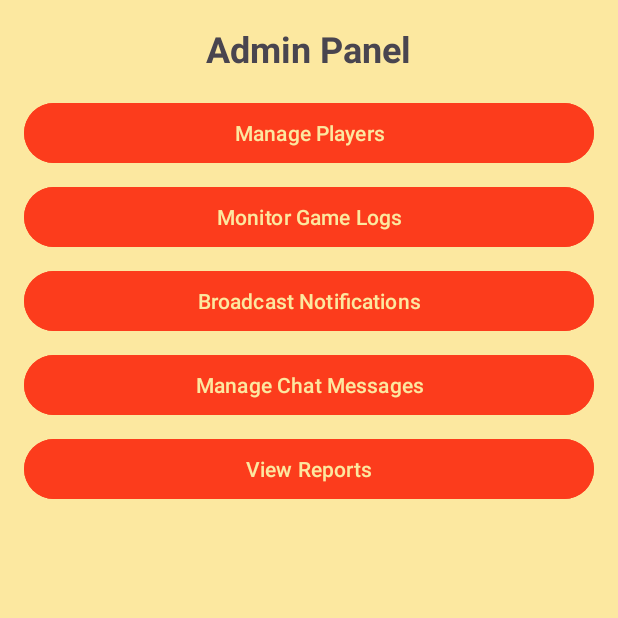
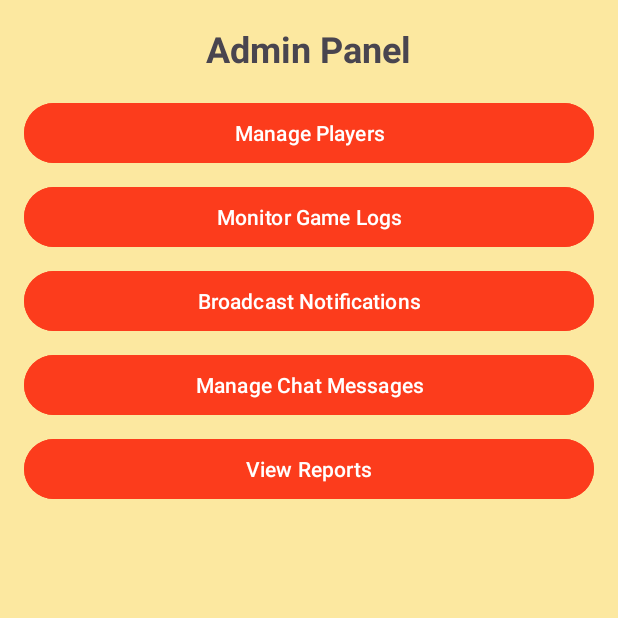
Before and after one commit to OzzieMunoz/Project2, an Android app: the AdminPanelActivity screen opened directly, with no data from a screen before it, on a phone screen of 412 x 824 dp, the top half of it. Run offline under Robolectric (Android 15) with nearby library versions, the phone set to English and light mode, and no system bars.

Commit message:
Increased readability

```diff
--- a/app/src/main/res/layout/activity_admin_panel.xml
+++ b/app/src/main/res/layout/activity_admin_panel.xml
@@ -21,7 +21,7 @@
         android:layout_height="wrap_content"
         android:text="Manage Players"
         android:backgroundTint="#fc3c1c"
-        android:textColor="#fce8a0"
+
         android:layout_marginBottom="8dp" />
 
 
@@ -31,7 +31,7 @@
         android:layout_height="wrap_content"
         android:text="Monitor Game Logs"
         android:backgroundTint="#fc3c1c"
-        android:textColor="#fce8a0"
+        android:textColor="#FFFFFF"
         android:layout_marginBottom="8dp" />
 
     <Button
@@ -40,7 +40,7 @@
         android:layout_height="wrap_content"
         android:text="Broadcast Notifications"
         android:backgroundTint="#fc3c1c"
-        android:textColor="#fce8a0"
+        android:textColor="#FFFFFF"
         android:layout_marginBottom="8dp" />
 
     <Button
@@ -49,7 +49,7 @@
         android:layout_height="wrap_content"
         android:text="Manage Chat Messages"
         android:backgroundTint="#fc3c1c"
-        android:textColor="#fce8a0"
+        android:textColor="#FFFFFF"
         android:layout_marginBottom="8dp" />
 
     <Button
@@ -58,6 +58,6 @@
         android:layout_height="wrap_content"
         android:text="View Reports"
         android:backgroundTint="#fc3c1c"
-        android:textColor="#fce8a0"
+        android:textColor="#FFFFFF"
         android:layout_marginBottom="8dp" />
 </LinearLayout>
--- a/app/src/main/res/layout/activity_landing_page.xml
+++ b/app/src/main/res/layout/activity_landing_page.xml
@@ -25,7 +25,7 @@
         android:layout_height="wrap_content"
         android:text="Logout"
         android:backgroundTint="#fc3c1c"
-        android:textColor="#fce8a0"
+        android:textColor="#FFFFFF"
         app:layout_constraintTop_toBottomOf="@id/welcomeText"
         app:layout_constraintStart_toStartOf="parent"
         app:layout_constraintEnd_toEndOf="parent"
@@ -38,7 +38,7 @@
         android:text="Admin Panel"
         android:visibility="gone"
         android:backgroundTint="#fc3c1c"
-        android:textColor="#fce8a0"
+        android:textColor="#FFFFFF"
         app:layout_constraintTop_toBottomOf="@id/logoutButton"
         app:layout_constraintStart_toStartOf="parent"
         app:layout_constraintEnd_toEndOf="parent"
--- a/app/src/main/res/layout/activity_login.xml
+++ b/app/src/main/res/layout/activity_login.xml
@@ -35,7 +35,7 @@
         android:layout_height="wrap_content"
         android:text="Login"
         android:backgroundTint="#fc3c1c"
-        android:textColor="#fce8a0"
+        android:textColor="#FFFFFF"
         app:layout_constraintTop_toBottomOf="@id/passwordInput"
         app:layout_constraintStart_toStartOf="parent"
         app:layout_constraintEnd_toEndOf="parent"
--- a/app/src/main/res/layout/activity_main.xml
+++ b/app/src/main/res/layout/activity_main.xml
@@ -25,7 +25,7 @@
         android:layout_height="wrap_content"
         android:text="Login"
         android:backgroundTint="#fc3c1c"
-        android:textColor="#fce8a0"
+        android:textColor="#FFFFFF"
         app:layout_constraintTop_toBottomOf="@id/logoImageView"
         app:layout_constraintEnd_toStartOf="@id/createAccountButton"
         app:layout_constraintStart_toStartOf="parent" />
@@ -36,7 +36,7 @@
         android:layout_height="wrap_content"
         android:text="Create Account"
         android:backgroundTint="#fc3c1c"
-        android:textColor="#fce8a0"
+        android:textColor="#FFFFFF"
         app:layout_constraintTop_toBottomOf="@id/logoImageView"
         app:layout_constraintStart_toEndOf="@id/loginButton"
         app:layout_constraintEnd_toEndOf="parent" />
--- /dev/null
+++ b/app/src/main/res/mipmap-anydpi-v26/ic_launcher.xml
@@ -0,0 +1,5 @@
+<?xml version="1.0" encoding="utf-8"?>
+<adaptive-icon xmlns:android="http://schemas.android.com/apk/res/android">
+    <background android:drawable="@drawable/ic_launcher_background"/>
+    <foreground android:drawable="@drawable/ic_launcher_foreground"/>
+</adaptive-icon>
--- /dev/null
+++ b/app/src/main/res/mipmap-anydpi-v26/ic_launcher_round.xml
@@ -0,0 +1,5 @@
+<?xml version="1.0" encoding="utf-8"?>
+<adaptive-icon xmlns:android="http://schemas.android.com/apk/res/android">
+    <background android:drawable="@drawable/ic_launcher_background"/>
+    <foreground android:drawable="@drawable/ic_launcher_foreground"/>
+</adaptive-icon>
```
Also changed, not shown: app/src/main/ic_launcher-playstore.png (added).
